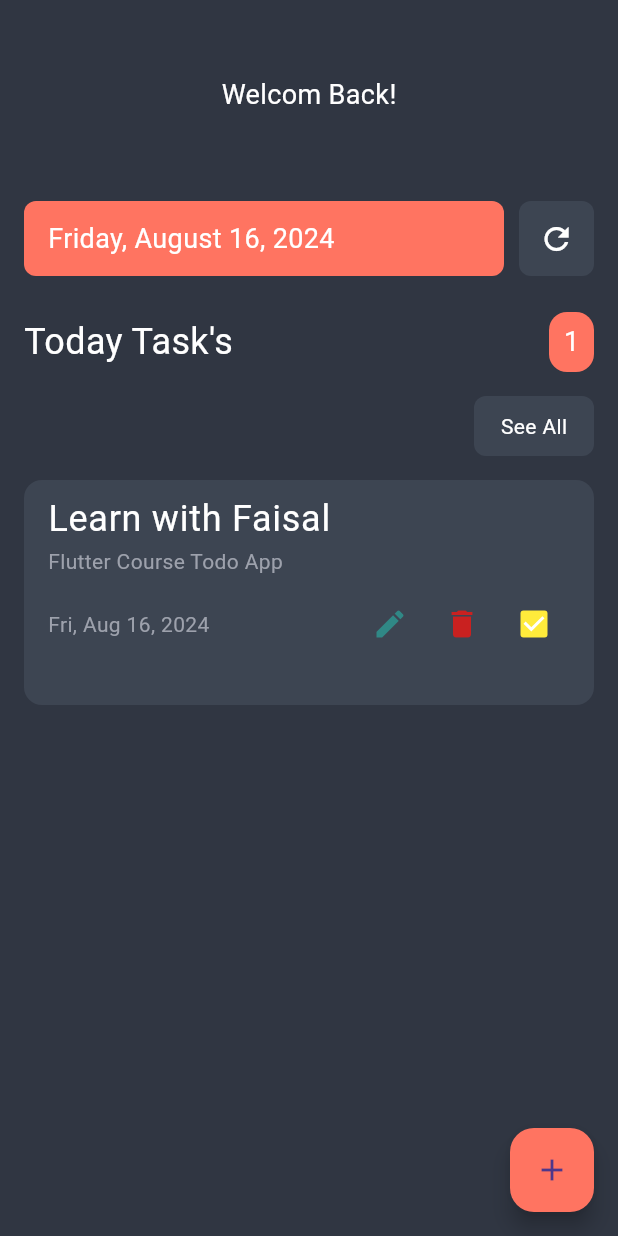
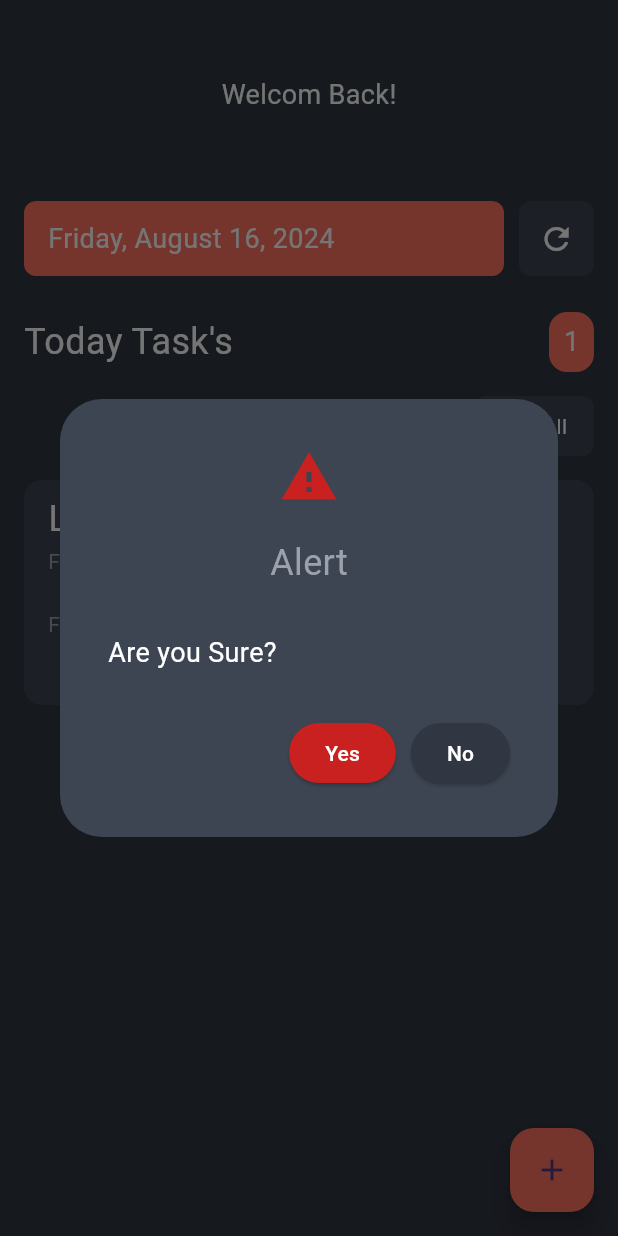
Before and after one commit to faisal-abdelnase/todoist, a Flutter app: the TasksPage screen opened directly, after a tap on the "delete" icon, on a phone screen of 412 x 824 dp. Run offline on Flutter 3.47's test engine with Material 3 defaults, Android fonts, the phone set to English and light mode, and no system bars; our stand-ins replace shared_preferences; accounts and stored records are empty.

Commit message:
add deleted dialog

```diff
--- a/lib/features/add_task/presentation/view/add_task_page.dart
+++ b/lib/features/add_task/presentation/view/add_task_page.dart
@@ -17,7 +17,7 @@ class TasksPage extends StatefulWidget {
 
 class _TasksPageState extends State<TasksPage> {
 
-  late String name;
+  String? name;
 
 
 
@@ -68,7 +68,7 @@ class _TasksPageState extends State<TasksPage> {
                 fontSize: 18,
                 color: Colors.white
               ),),
-              Text(name,
+              Text(name ?? "",
               style: const TextStyle(
                 fontSize: 24,
                 color: Colors.white,
--- a/lib/features/add_task/presentation/view/widgets/custom_icon_buttons.dart
+++ b/lib/features/add_task/presentation/view/widgets/custom_icon_buttons.dart
@@ -1,6 +1,8 @@
 import 'package:flutter/material.dart';
 import 'package:todoist/core/utils/colors.dart';
 import 'package:todoist/features/add_task/presentation/view/edit_task_page.dart';
+import 'package:todoist/features/add_task/presentation/view/widgets/deleted_dialog.dart';
+
 
 
 class CustomIconButtons extends StatefulWidget {
@@ -29,7 +31,17 @@ class _CustomIconButtonsState extends State<CustomIconButtons> {
           ),
 
           IconButton(
-          onPressed: (){},
+          onPressed: (){
+            showDialog(
+              context: context,
+
+              builder: (context){
+                return Dialog(
+                  backgroundColor: bodyGray,
+                  child: const DeletedDialog(),
+                );
+              });
+          },
           icon: Icon(Icons.delete,
           color: red),
           ),
--- /dev/null
+++ b/lib/features/add_task/presentation/view/widgets/deleted_dialog.dart
@@ -0,0 +1,79 @@
+import 'package:flutter/material.dart';
+import 'package:todoist/core/utils/colors.dart';
+import 'package:todoist/features/add_task/presentation/view/widgets/dialog_button.dart';
+
+class DeletedDialog extends StatelessWidget {
+  const DeletedDialog({
+    super.key,
+  });
+
+  @override
+  Widget build(BuildContext context) {
+    return Padding(
+      padding: const EdgeInsets.symmetric(vertical: 32, horizontal: 32),
+      child: Column(
+        mainAxisSize: MainAxisSize.min,
+      children: [
+        Icon(
+          Icons.warning,
+          color: red,
+          size: 40,
+          ),
+
+          const SizedBox(
+            height: 20,
+          ),
+
+        Text("Alert",
+        style: TextStyle(
+          color: gray,
+          fontSize: 24,
+        ),),
+
+        const SizedBox(
+            height: 30,
+          ),
+
+        const Align(
+          alignment: Alignment.topLeft,
+          child: Text("Are you Sure?",
+          style: TextStyle(
+            color: Colors.white,
+            fontSize: 18,
+          ),),
+        ),
+
+        const SizedBox(
+            height: 30,
+          ),
+
+        Row(
+          mainAxisAlignment: MainAxisAlignment.end,
+          children: [
+            DialogButton(
+              textButton: "Yes",
+              buttonColor: red,
+              onPressed: () {
+                Navigator.of(context).pop();
+              },
+              ),
+
+            const SizedBox(
+            width: 10,
+          ),
+            DialogButton(
+              textButton: "No",
+              buttonColor: rock,
+              onPressed: () {
+                Navigator.of(context).pop();
+              },
+              ),
+
+          ],
+        ),
+
+      ],
+        ),
+    );
+  }
+}
--- /dev/null
+++ b/lib/features/add_task/presentation/view/widgets/dialog_button.dart
@@ -0,0 +1,25 @@
+import 'package:flutter/material.dart';
+
+class DialogButton extends StatelessWidget {
+  const DialogButton({
+    super.key, required this.textButton, required this.buttonColor, required this.onPressed,
+  });
+
+  final String textButton;
+  final Color buttonColor;
+  final void Function() onPressed;
+
+  @override
+  Widget build(BuildContext context) {
+    return ElevatedButton(
+      style: ElevatedButton.styleFrom(
+        backgroundColor: buttonColor,
+      ),
+      onPressed: onPressed,
+      child: Text(textButton,
+      style: const TextStyle(
+        color: Colors.white,
+      ),),
+      );
+  }
+}
--- a/lib/features/splash/presentation/view/splash_page.dart
+++ b/lib/features/splash/presentation/view/splash_page.dart
@@ -56,7 +56,7 @@ class _SplashPageState extends State<SplashPage> with SingleTickerProviderStateM
   void getNameData() async{
 
     SharedPreferences prefsName = await SharedPreferences.getInstance();
-    name = prefsName.getString("name")!;
+    name = prefsName.getString("name");
     setState(() {
 
     });
```
